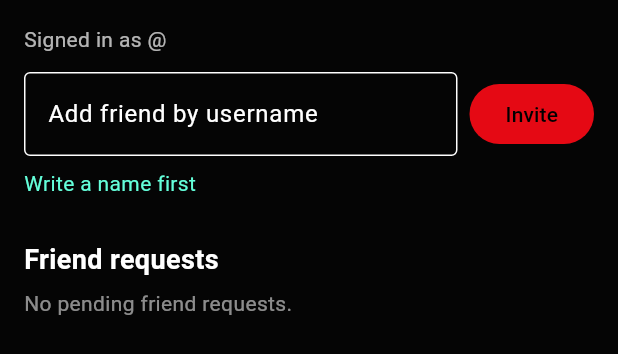
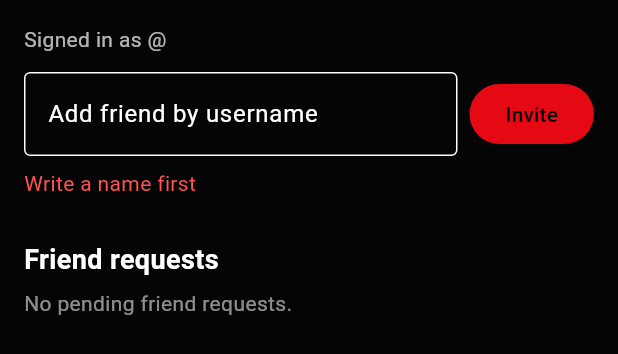
Before and after one commit to mazenkareem9098-dev/mezox-music-app, a Flutter app: the FriendsScreen widget shown alone on an empty page, opened directly, after a tap on "Invite", on a phone screen of 412 x 824 dp. Shown: the top 354 px of the screen. Run offline on Flutter 3.47's test engine with Material 3 defaults, Android fonts, the phone set to English and light mode, and no system bars; our stand-ins replace audio_service, flutter_secure_storage, just_audio, shared_preferences; missing offline and left inert: mqtt_client, youtube_explode_dart; accounts and stored records are empty.

Commit message:
Black/red theme + MEZOX emblem + full platform scaffolding

```diff
--- a/lib/ui/screens/friends_screen.dart
+++ b/lib/ui/screens/friends_screen.dart
@@ -47,16 +47,16 @@ class _FriendsScreenState extends State<FriendsScreen> {
             child: const Text('Invite'),
           ),
         ]),
-        if (_msg != null) Padding(padding: const EdgeInsets.only(top: 8), child: Text(_msg!, style: const TextStyle(color: Colors.tealAccent))),
+        if (_msg != null) Padding(padding: const EdgeInsets.only(top: 8), child: Text(_msg!, style: const TextStyle(color: Colors.redAccent))),
         if (friends.lastListenMessage != null)
           Padding(padding: const EdgeInsets.only(top: 8), child: Text(friends.lastListenMessage!, style: const TextStyle(color: Colors.white70))),
         const SizedBox(height: 16),
 
         if (friends.incomingListenRequest != null)
           Card(
-            color: Colors.deepPurple.withOpacity(0.2),
+            color: Colors.red.withOpacity(0.18),
             child: ListTile(
-              leading: const Icon(Icons.headphones, color: Colors.deepPurpleAccent),
+              leading: const Icon(Icons.headphones, color: Colors.redAccent),
               title: Text('Listen request from @${friends.incomingListenRequest!.fromUsername}'),
               subtitle: Text(friends.incomingListenRequest!.fromDisplayName),
               trailing: Wrap(spacing: 8, children: [
@@ -68,9 +68,9 @@ class _FriendsScreenState extends State<FriendsScreen> {
 
         if (friends.activeRoomId != null)
           Card(
-            color: Colors.teal.withOpacity(0.15),
+            color: Colors.red.withOpacity(0.12),
             child: ListTile(
-              leading: const Icon(Icons.headphones, color: Colors.tealAccent),
+              leading: const Icon(Icons.headphones, color: Colors.redAccent),
               title: const Text('Listen together active'),
               subtitle: const Text('You and your friend hear the same songs in sync'),
               trailing: TextButton(onPressed: friends.leaveListenTogether, child: const Text('Disconnect')),
```
